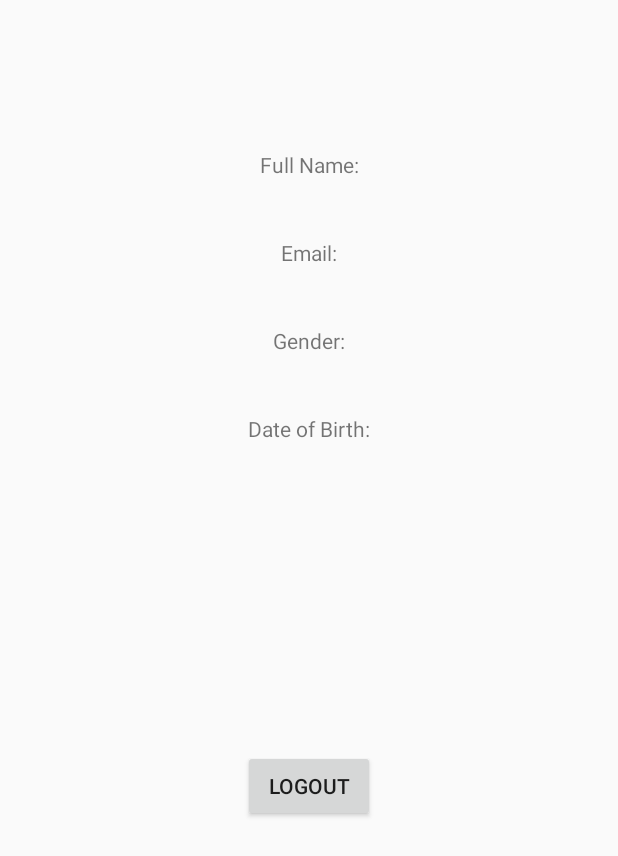
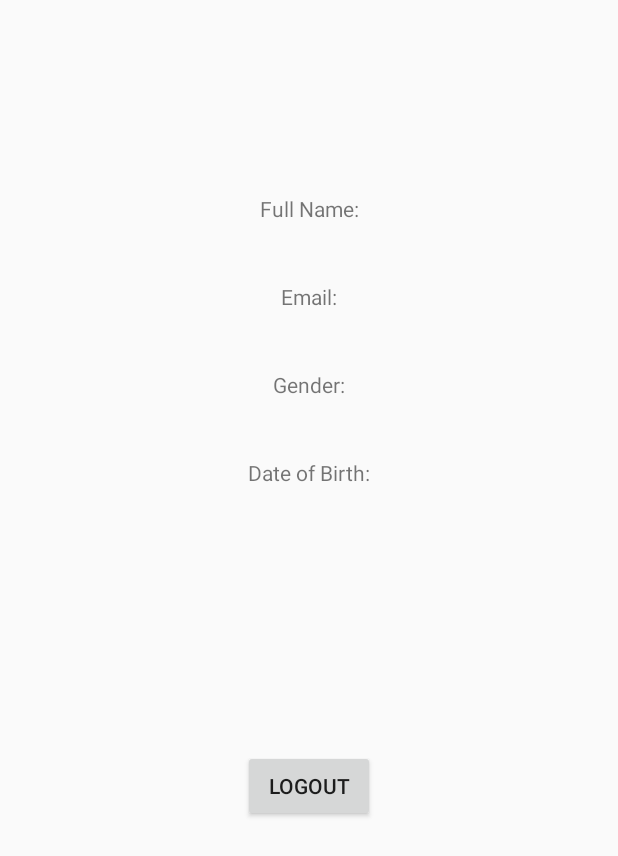
Before and after one commit to JoanaPoAlmeida/PDM_final, an Android app: the MainActivity screen opened directly, with no data from a screen before it, on a phone screen of 412 x 824 dp. Shown: the top 856 px of the screen. Run offline under Robolectric (Android 15) with nearby library versions, the phone set to English and light mode, and no system bars; our stand-ins replace Firebase (no records; nobody signed in at launch, a user with empty details on screens opened directly).

```diff
--- a/AdminApp/app/build.gradle
+++ b/AdminApp/app/build.gradle
@@ -34,6 +34,7 @@ dependencies {
     implementation 'com.google.android.material:material:1.4.0'
     implementation 'androidx.constraintlayout:constraintlayout:2.1.1'
     implementation 'com.google.firebase:firebase-auth:21.0.1'
+    implementation 'com.google.firebase:firebase-database:20.0.3'
     testImplementation 'junit:junit:4.+'
     androidTestImplementation 'androidx.test.ext:junit:1.1.3'
     androidTestImplementation 'androidx.test.espresso:espresso-core:3.4.0'
--- a/AgrupaMe/app/build.gradle
+++ b/AgrupaMe/app/build.gradle
@@ -35,6 +35,8 @@ dependencies {
     implementation 'androidx.constraintlayout:constraintlayout:2.1.1'
     implementation 'com.google.firebase:firebase-auth:21.0.1'
     implementation 'com.google.firebase:firebase-database:20.0.3'
+    implementation platform('com.google.firebase:firebase-bom:29.0.2')
+    implementation 'com.google.firebase:firebase-analytics'
     testImplementation 'junit:junit:4.+'
     androidTestImplementation 'androidx.test.ext:junit:1.1.3'
     androidTestImplementation 'androidx.test.espresso:espresso-core:3.4.0'
--- a/AgrupaMe/app/src/main/java/pt/ubi/di/pmd/agrupame/MainActivity.java
+++ b/AgrupaMe/app/src/main/java/pt/ubi/di/pmd/agrupame/MainActivity.java
@@ -1,19 +1,28 @@
 package pt.ubi.di.pmd.agrupame;
 
+import androidx.annotation.NonNull;
 import androidx.appcompat.app.AppCompatActivity;
 
 import android.content.Intent;
 import android.os.Bundle;
 import android.view.View;
 import android.widget.Button;
+import android.widget.TextView;
+import android.widget.Toast;
 
 import com.google.firebase.auth.FirebaseAuth;
 import com.google.firebase.auth.FirebaseUser;
+import com.google.firebase.database.DataSnapshot;
+import com.google.firebase.database.DatabaseError;
 import com.google.firebase.database.DatabaseReference;
+import com.google.firebase.database.FirebaseDatabase;
+import com.google.firebase.database.ValueEventListener;
 
 public class MainActivity extends AppCompatActivity {
 
     private Button logout;
+
+
     private FirebaseAuth mAuth;
     private FirebaseUser user;
     private DatabaseReference reference;
@@ -30,6 +39,46 @@ public class MainActivity extends AppCompatActivity {
 
         mAuth = FirebaseAuth.getInstance();
 
+        user = FirebaseAuth.getInstance().getCurrentUser();
+        reference = FirebaseDatabase.getInstance().getReference("Users");
+        userID = user.getUid();
+
+        final TextView greetingTextView = (TextView) findViewById(R.id.welcome);
+        final TextView fullnameTextView = (TextView) findViewById(R.id.fullName);
+        final TextView emailTextView = (TextView) findViewById(R.id.email);
+        final TextView birthdateTextView = (TextView) findViewById(R.id.birthDate);
+        final TextView genderTextView = (TextView) findViewById(R.id.gender);
+
+        reference.child(userID).addListenerForSingleValueEvent(new ValueEventListener() {
+            @Override
+            public void onDataChange(@NonNull DataSnapshot snapshot) {
+                User userprofile = snapshot.getValue(User.class);
+
+                if(userprofile != null){
+                    String fullname = userprofile.fullname;
+                    String email = userprofile.email;
+                    String birthdate = userprofile.dateOfBirth;
+                    String gender = userprofile.dateOfBirth;
+
+                    greetingTextView.setText("Welcome, "+ fullname + "!");
+                    fullnameTextView.setText(fullname);
+                    emailTextView.setText(email);
+                    birthdateTextView.setText(birthdate);
+                    genderTextView.setText(gender);
+
+
+                }
+
+            }
+
+            @Override
+            public void onCancelled(@NonNull DatabaseError error) {
+
+                Toast.makeText(MainActivity.this, "Something went wrong", Toast.LENGTH_LONG).show();
+
+
+            }
+        });
     }
 
     public void onClick(View v){
--- a/AgrupaMe/app/src/main/java/pt/ubi/di/pmd/agrupame/User.java
+++ b/AgrupaMe/app/src/main/java/pt/ubi/di/pmd/agrupame/User.java
@@ -2,15 +2,14 @@ package pt.ubi.di.pmd.agrupame;
 
 public class User {
 
-    public String fullname, username, email, gender, dateOfBirth;
+    public String fullname, email, gender, dateOfBirth;
 
     public User(){
 
     }
 
-    public User(String fullname, String username, String email, String gender, String dateOfBirth){
+    public User(String fullname, String email, String gender, String dateOfBirth){
         this.fullname = fullname;
-        this.username = username;
         this.email = email;
         this.gender = gender;
         this.dateOfBirth = dateOfBirth;
--- a/AgrupaMe/app/src/main/res/layout/activity_main.xml
+++ b/AgrupaMe/app/src/main/res/layout/activity_main.xml
@@ -9,10 +9,21 @@
     <TextView
         android:layout_width="wrap_content"
         android:layout_height="wrap_content"
+        android:id="@+id/welcome"
+        android:layout_marginTop="100dp"
+        app:layout_constraintTop_toTopOf="parent"
+        app:layout_constraintStart_toStartOf="parent"
+        app:layout_constraintEnd_toEndOf="parent"
+        />
+
+
+    <TextView
+        android:layout_width="wrap_content"
+        android:layout_height="wrap_content"
         android:id="@+id/fullNameTitle"
         android:text="Full Name:"
-        android:layout_marginTop="100dp"
-        app:layout_constraintTop_toTopOf="parent"
+        android:layout_marginTop="10dp"
+        app:layout_constraintTop_toBottomOf="@+id/welcome"
         app:layout_constraintStart_toStartOf="parent"
         app:layout_constraintEnd_toEndOf="parent"
         />
```
Also changed, not shown: AgrupaMe/app/src/main/java/pt/ubi/di/pmd/agrupame/RegisterActivity.java (+3 -7 lines), 1 other file.
